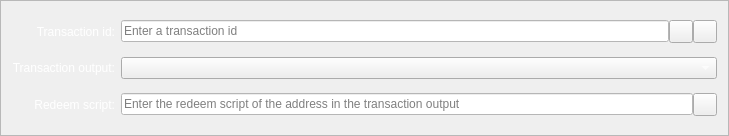
This is src/qt/forms/multisiginputentry.ui in SpectreSecurityCoin/SpectreSecurityCoin as Qt 5 draws it before an edit. The edited form follows.
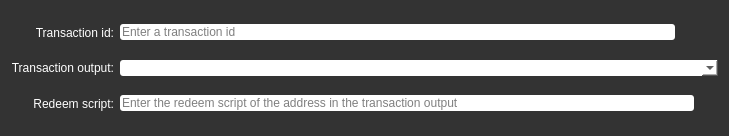
This is the edited form. Icons and pictures are not drawn. Custom widgets are drawn as their Qt base class.

```diff
--- a/src/qt/forms/multisiginputentry.ui
+++ b/src/qt/forms/multisiginputentry.ui
@@ -14,7 +14,9 @@
    <string>Form</string>
   </property>
   <property name="styleSheet">
-   <string notr="true">color: rgb(255, 255, 255);</string>
+   <string notr="true">background-color:rgb(51, 51, 51);
+color: rgb(255, 255, 255);
+border-radius:3px;</string>
   </property>
   <property name="frameShape">
    <enum>QFrame::StyledPanel</enum>
@@ -47,6 +49,9 @@
        <property name="toolTip">
         <string/>
        </property>
+       <property name="styleSheet">
+        <string notr="true">padding-left:5px;</string>
+       </property>
        <property name="text">
         <string/>
        </property>
@@ -138,6 +143,9 @@
        <property name="toolTip">
         <string/>
        </property>
+       <property name="styleSheet">
+        <string notr="true">padding-left:5px;</string>
+       </property>
        <property name="text">
         <string/>
        </property>
@@ -153,7 +161,12 @@
     </layout>
    </item>
    <item row="2" column="1">
-    <widget class="QComboBox" name="transactionOutput"/>
+    <widget class="QComboBox" name="transactionOutput">
+     <property name="styleSheet">
+      <string notr="true">background-color: rgb(255, 255, 255);
+color: rgb(0, 0, 0);</string>
+     </property>
+    </widget>
    </item>
   </layout>
  </widget>
```
